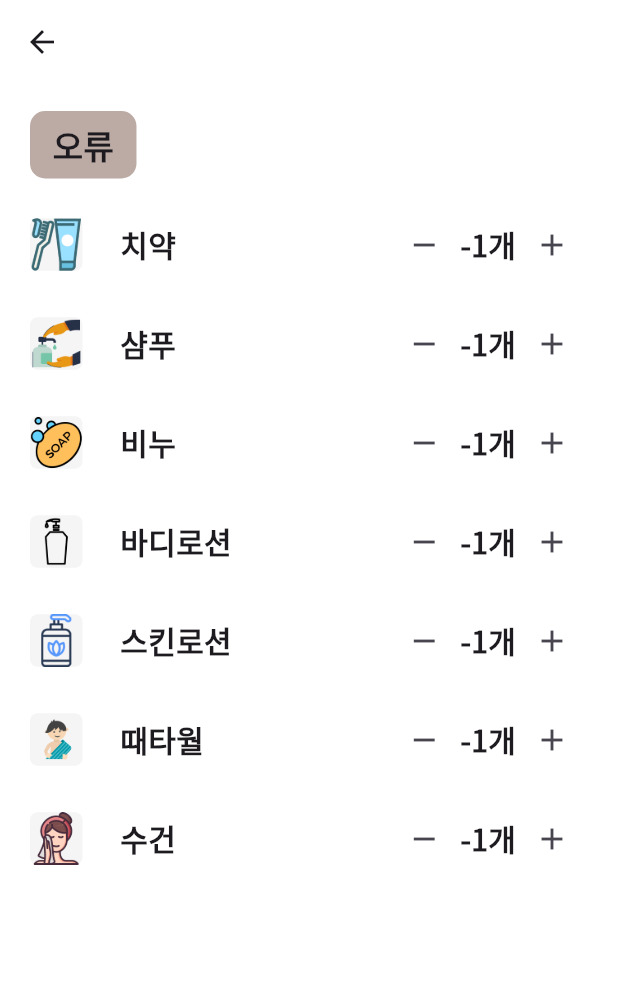
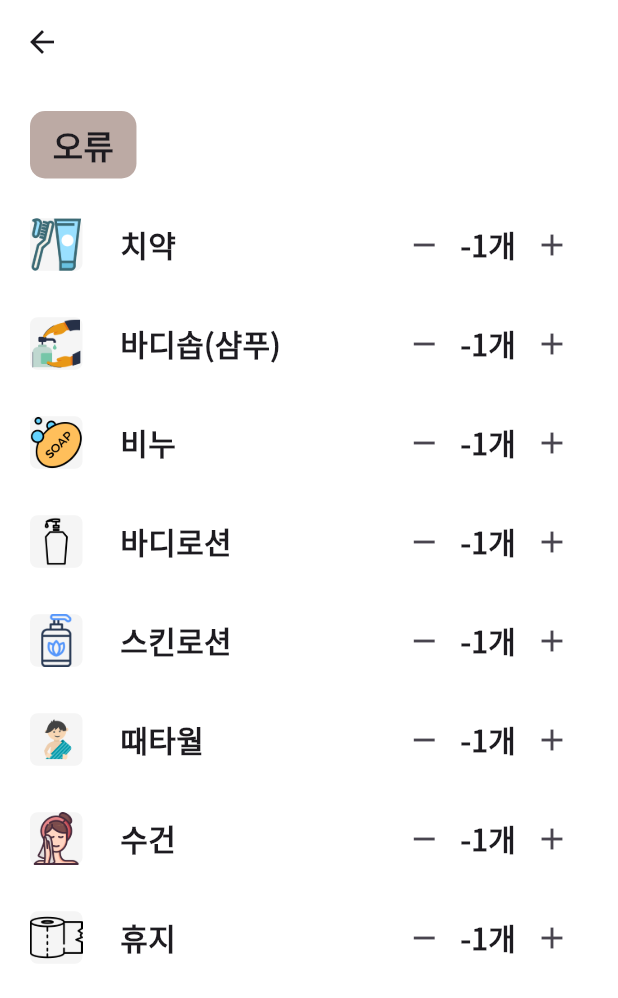
Before and after one commit to pre-per/nambu_admin, a Flutter app: the BathCategoryDetails screen opened directly with empty values, on a phone screen of 412 x 824 dp. Shown: the top 998 px of the screen. Run offline on Flutter 3.47's test engine with Material 3 defaults, Android fonts, the phone set to English and light mode, and no system bars; our stand-ins replace cloud_firestore, firebase_core, google_fonts, lottie, table_calendar; accounts and stored records are empty.

Commit message:
tissue added

```diff
--- a/lib/model/remainder_model.dart
+++ b/lib/model/remainder_model.dart
@@ -8,6 +8,7 @@ class RemainderModel {
   int skinLotionNum;
   int showerTowelNum;
   int towelNum;
+  int tissueNum;
 
   RemainderModel({
     this.toothpasteNum = 0,
@@ -17,6 +18,7 @@ class RemainderModel {
     this.skinLotionNum = 0,
     this.showerTowelNum = 0,
     this.towelNum = 0,
+    this.tissueNum = 0,
   });
 
   Map<String, dynamic> toMap() {
@@ -28,6 +30,7 @@ class RemainderModel {
       'skinLotionNum': skinLotionNum,
       'showerTowelNum': showerTowelNum,
       'towelNum': towelNum,
+      'tissueNum': tissueNum,
     };
   }
   factory RemainderModel.fromMap(DocumentSnapshot doc) {
@@ -40,6 +43,7 @@ class RemainderModel {
       skinLotionNum: map['skinLotionNum'] ?? 0,
       showerTowelNum: map['showerTowelNum'] ?? 0,
       towelNum: map['totalNum'] ?? 0,
+      tissueNum: map['tissueNum'] ?? 0,
     );
   }
 }
--- a/lib/screen/bath/bath_category_details.dart
+++ b/lib/screen/bath/bath_category_details.dart
@@ -77,7 +77,7 @@ class BathCategoryDetails extends StatelessWidget {
                 const SizedBox(height: 18.0),
                 Icon_Name_Num_Row(
                   imageString: 'asset/image/icon/shampoo.png',
-                  text: '샴푸',
+                  text: '바디솝(샴푸)',
                   num: provider.remainders[category]?.shampooNum ?? -1,
                   category: category,
                 ),
@@ -116,6 +116,13 @@ class BathCategoryDetails extends StatelessWidget {
                   num: provider.remainders[category]?.towelNum ?? -1,
                   category: category,
                 ),
+                const SizedBox(height: 18.0),
+                Icon_Name_Num_Row(
+                  imageString: 'asset/image/icon/tissue.png',
+                  text: '휴지',
+                  num: provider.remainders[category]?.tissueNum ?? -1,
+                  category: category,
+                ),
               ],
             ),
           ],
@@ -145,12 +152,13 @@ class Icon_Name_Num_Row extends StatelessWidget {
 
     final updateFuncMap = {
       '치약': provider.updateToothpasteNum,
-      '샴푸': provider.updateShampooNum,
+      '바디솝(샴푸)': provider.updateShampooNum,
       '비누': provider.updateSoapNum,
       '바디로션': provider.updateBodyLotionNum,
       '스킨로션': provider.updateSkinLotionNum,
       '때타월': provider.updateShowerTowelNum,
       '수건': provider.updateTowelNum,
+      '휴지': provider.updateTissueNum,
     };
 
     void increment() {
--- a/pubspec.yaml
+++ b/pubspec.yaml
@@ -77,6 +77,7 @@ flutter:
     - asset/image/icon/showerTowel.png
     - asset/image/icon/skinLotion.png
     - asset/image/icon/towel.png
+    - asset/image/icon/tissue.png
   #   - images/a_dot_ham.jpeg
 
   # An image asset can refer to one or more resolution-specific "variants", see
```
Also changed, not shown: lib/provider/bath/remainder_provider.dart (+7 -0 lines), asset/image/icon/tissue.png (added).
